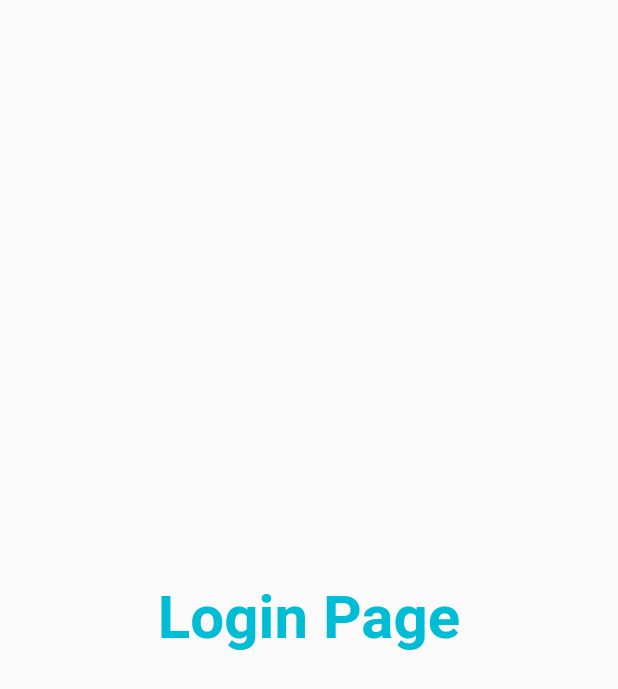
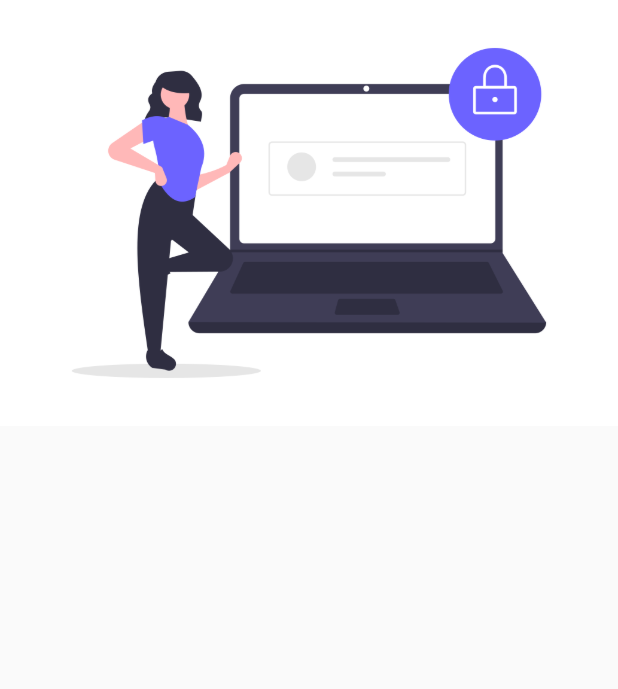
Before and after one commit to mohammadnakib42/EvalyUI30DaysPractice, a Flutter app: the screen it shows after launch, on a phone screen of 412 x 824 dp. Shown: the top 689 px of the screen. Run offline on Flutter 3.47's test engine with Material 2 defaults, Android fonts, the light colour scheme and no system bars.

Commit message:
day3 completed

```diff
--- a/lib/main.dart
+++ b/lib/main.dart
@@ -19,7 +19,7 @@ class MyApp extends StatelessWidget {
         brightness: Brightness.dark,
         primarySwatch: Colors.green,
       ),
-      //initialRoute: "/home",
+      initialRoute: "/login",
       routes: {
         "/": (context) => LoginPage(),
         "/home": (context) => HomePage(),
--- a/lib/pages/login_page.dart
+++ b/lib/pages/login_page.dart
@@ -1,19 +1,20 @@
 import 'package:flutter/material.dart';
+
 class LoginPage extends StatelessWidget {
-  const LoginPage({ Key? key }) : super(key: key);
+  const LoginPage({Key? key}) : super(key: key);
 
   @override
   Widget build(BuildContext context) {
     return Material(
-      child: Center(
-        child: Text(
-          "Login Page",
-          style: TextStyle(
-          fontSize: 40,
-          color: Colors.cyan,
-          fontWeight: FontWeight.bold,
-        ),),
-        ),
+      child: Column(
+        children: [
+          Image.asset(
+            "assets/images/login_screen.png",
+            fit: BoxFit.cover,
+          ),
+          //Image.asset("assets/images/login_screen.png"),
+        ],
+      ),
     );
   }
 }
--- a/pubspec.yaml
+++ b/pubspec.yaml
@@ -42,11 +42,11 @@ flutter:
   # The following line ensures that the Material Icons font is
   # included with your application, so that you can use the icons in
   # the material Icons class.
-  uses-material-design: true
+  # uses-material-design: true
 
   # To add assets to your application, add an assets section, like this:
-  # assets:
-  #   - images/a_dot_burr.jpeg
+  assets:
+    - assets/images/
   #   - images/a_dot_ham.jpeg
 
   # An image asset can refer to one or more resolution-specific "variants", see
```
Also changed, not shown: assets/images/login_screen.png (added).
